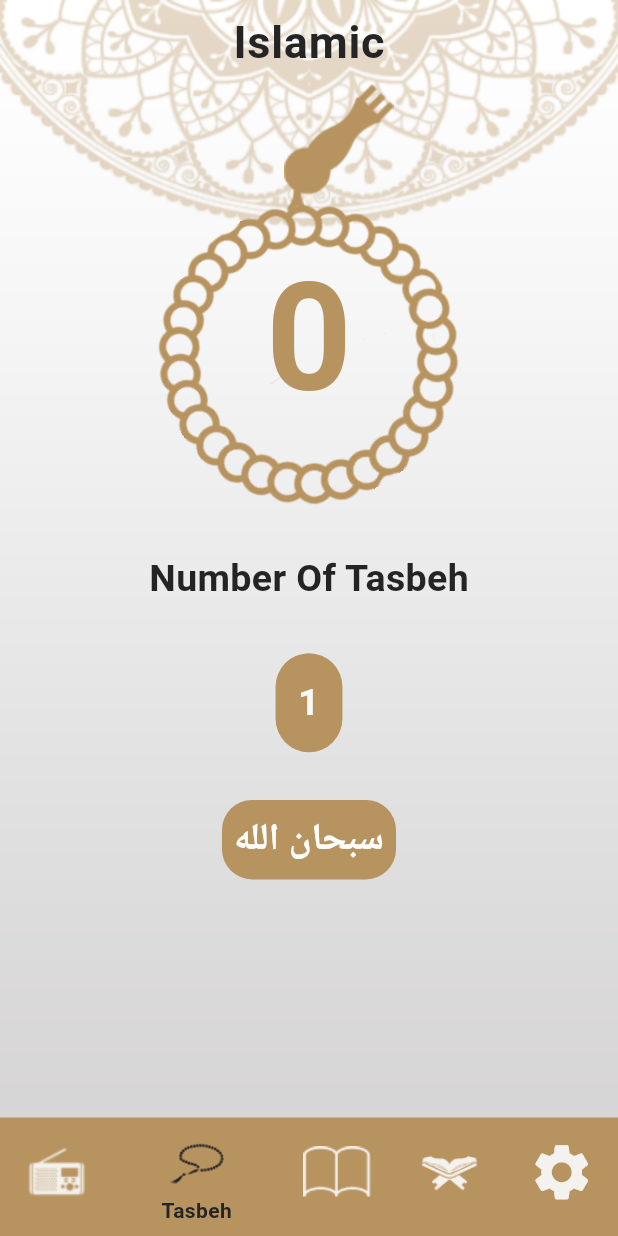
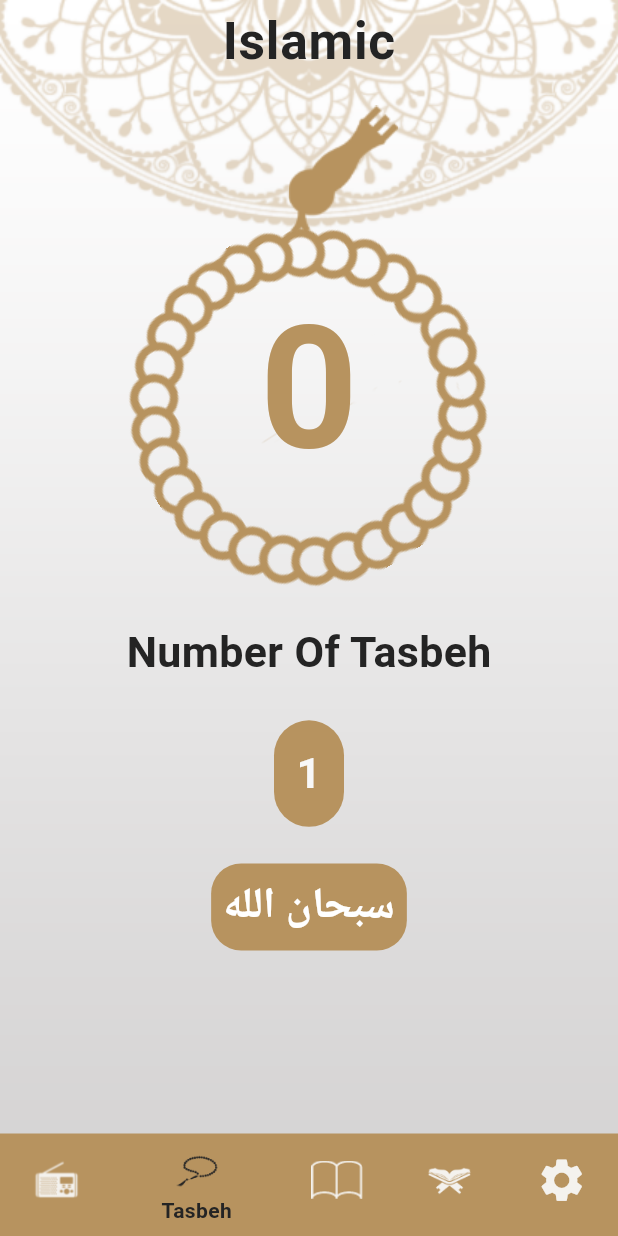
Before and after one commit to ahmedragab112/Islamic, a Flutter app: the screen it shows after launch, item 2 of the bottom bar chosen, on a phone screen of 412 x 824 dp. Run offline on Flutter 3.47's test engine with Material 2 defaults, Android fonts, the phone set to English and light mode, and no system bars; our stand-ins replace flutter_screenutil; generated files the repository leaves out were written again; Roboto replaces fonts that are missing (assets/fonts/ElMessiri-SemiBold.ttf).

Commit message:
make the app fully responsive and edting styling

```diff
--- a/lib/main.dart
+++ b/lib/main.dart
@@ -1,5 +1,6 @@
 import 'package:flutter/material.dart';
 import 'package:flutter_gen/gen_l10n/app_localizations.dart';
+import 'package:flutter_screenutil/flutter_screenutil.dart';
 import 'package:islamic_app/model/my_them_data.dart';
 import 'package:islamic_app/pages/ahadth_details.dart';
 import 'package:islamic_app/pages/quran_details.dart';
@@ -26,7 +27,8 @@ class MyApp extends StatelessWidget {
   @override
   Widget build(BuildContext context) {
     LanguageProvider provider = Provider.of<LanguageProvider>(context);
-    return MaterialApp(
+    return ScreenUtilInit(
+      builder: (context, child) => MaterialApp(
         locale: Locale(provider.languageCode),
         localizationsDelegates: AppLocalizations.localizationsDelegates,
         supportedLocales: AppLocalizations.supportedLocales,
@@ -40,6 +42,10 @@ class MyApp extends StatelessWidget {
         themeMode: provider.mode,
         theme: MyThemData.lightThem,
         darkTheme: MyThemData.darkThem,
+      ),
+      designSize: const Size(360, 690),
+      minTextAdapt: true,
+      splitScreenMode: true,
     );
   }
 }
--- a/lib/model/my_them_data.dart
+++ b/lib/model/my_them_data.dart
@@ -1,4 +1,5 @@
 import 'package:flutter/material.dart';
+import 'package:flutter_screenutil/flutter_screenutil.dart';
 
 class MyThemData {
   static const Color primryColor = Color(0xffB7935F);
@@ -29,29 +30,28 @@ class MyThemData {
         centerTitle: true,
         elevation: 0.0,
       ),
-      textTheme: const TextTheme(
+      textTheme: TextTheme(
         bodySmall: TextStyle(
           fontFamily: 'assets/fonts/ElMessiri-SemiBold.ttf',
           color: blackyColor,
-          fontSize: 20,
+          fontSize: 20.sp,
           fontWeight: FontWeight.w400,
         ),
         bodyMedium: TextStyle(
           fontFamily: 'assets/fonts/ElMessiri-SemiBold.ttf',
           color: whiteColor,
-          fontSize: 25,
+          fontSize: 25.sp,
           fontWeight: FontWeight.bold,
         ),
         bodyLarge: TextStyle(
           fontFamily: 'assets/fonts/ElMessiri-SemiBold.ttf',
           color: blackyColor,
-          fontSize: 30,
+          fontSize: 30.sp,
           fontWeight: FontWeight.bold,
         ),
       ),
       bottomNavigationBarTheme: const BottomNavigationBarThemeData(
         elevation: 0.0,
-        type: BottomNavigationBarType.shifting,
         selectedItemColor: blackyColor,
         unselectedItemColor: Color(0xffF4F2EE),
       ));
@@ -77,29 +77,28 @@ class MyThemData {
       centerTitle: true,
       elevation: 0.0,
     ),
-    textTheme: const TextTheme(
+    textTheme: TextTheme(
       bodySmall: TextStyle(
         fontFamily: 'assets/fonts/ElMessiri-SemiBold.ttf',
-        color: Color(0xffFACC1D),
-        fontSize: 20,
+        color: yellow,
+        fontSize: 20.sp,
         fontWeight: FontWeight.w400,
       ),
       bodyMedium: TextStyle(
         fontFamily: 'assets/fonts/ElMessiri-SemiBold.ttf',
         color: whiteColor,
-        fontSize: 25,
+        fontSize: 25.sp,
         fontWeight: FontWeight.bold,
       ),
       bodyLarge: TextStyle(
         fontFamily: 'assets/fonts/ElMessiri-SemiBold.ttf',
         color: Colors.white,
-        fontSize: 30,
+        fontSize: 30.sp,
         fontWeight: FontWeight.bold,
       ),
     ),
     bottomNavigationBarTheme: const BottomNavigationBarThemeData(
       elevation: 0.0,
-      type: BottomNavigationBarType.shifting,
       backgroundColor: darkPrimryColor,
       selectedItemColor: yellow,
       unselectedItemColor: Colors.white,
--- a/lib/pages/taps/ahadeth_page.dart
+++ b/lib/pages/taps/ahadeth_page.dart
@@ -1,5 +1,6 @@
 import 'package:flutter/material.dart';
 import 'package:flutter_gen/gen_l10n/app_localizations.dart';
+import 'package:flutter_screenutil/flutter_screenutil.dart';
 import 'package:islamic_app/model/my_them_data.dart';
 import 'package:islamic_app/pages/ahadth_details.dart';
 import 'package:islamic_app/providers/languae_provider.dart';
@@ -18,8 +19,8 @@ class AhadethPage extends StatelessWidget {
           SliverToBoxAdapter(
             child: Image.asset(
               'assets/images/ahadeth_image.png',
-              width: 300,
-              height: 200,
+              width: 300.w,
+              height: 200.h,
             ),
           ),
           SliverToBoxAdapter(
--- a/lib/pages/taps/sebha_page.dart
+++ b/lib/pages/taps/sebha_page.dart
@@ -1,5 +1,6 @@
 import 'package:flutter/material.dart';
 import 'package:flutter_gen/gen_l10n/app_localizations.dart';
+import 'package:flutter_screenutil/flutter_screenutil.dart';
 import 'package:islamic_app/providers/languae_provider.dart';
 import 'package:provider/provider.dart';
 
@@ -19,8 +20,8 @@ class SebhaPage extends StatelessWidget {
                 alignment: Alignment.center,
                 children: [
                   Container(
-                    padding: const EdgeInsets.only(top: 60),
-                    margin: const EdgeInsets.only(top: 20),
+                    padding: EdgeInsets.only(top: 60.h),
+                    margin: EdgeInsets.only(top: 20.h),
                     child: Transform.rotate(
                       angle: provider.angel,
                       child: Image.asset(
@@ -28,24 +29,24 @@ class SebhaPage extends StatelessWidget {
                             lightImage: 'assets/images/body_of_seb7a.png',
                             darkImage: 'assets/images/dark_body_of_seb7a.png'),
                         fit: BoxFit.fill,
-                        height: 200,
+                        height: 200.h,
                       ),
                     ),
                   ),
                   Padding(
-                    padding: const EdgeInsets.only(top: 60.0),
+                    padding: EdgeInsets.only(top: 60.0.h),
                     child: Text(
                       '${provider.oneHundred}',
                       style: Theme.of(context).textTheme.bodyLarge!.copyWith(
                             color: Theme.of(context).colorScheme.error,
-                            fontSize: 100,
+                            fontSize: 100.sp,
                           ),
                     ),
                   )
                 ],
               ),
               Padding(
-                padding: const EdgeInsets.only(left: 40, bottom: 16),
+                padding: EdgeInsets.only(left: 40.w, top: 12.h),
                 child: Image.asset(
                   provider.getBackGround(
                       lightImage: 'assets/images/head_of_seb7a.png',
--- a/lib/widgets/bottom_navigation_bar.dart
+++ b/lib/widgets/bottom_navigation_bar.dart
@@ -1,5 +1,6 @@
 import 'package:flutter/material.dart';
 import 'package:flutter_gen/gen_l10n/app_localizations.dart';
+import 'package:flutter_screenutil/flutter_screenutil.dart';
 import 'package:islamic_app/providers/languae_provider.dart';
 import 'package:provider/provider.dart';
 
@@ -27,7 +28,7 @@ class HomePage extends StatelessWidget {
           ),
           body: provider.pageList[provider.indexOfScreen],
           bottomNavigationBar: BottomNavigationBar(
-            iconSize: 45,
+            iconSize: 30.w,
             onTap: (value) => provider.onChangedTap(value),
             currentIndex: provider.indexOfScreen,
             items: [
--- a/lib/widgets/build_table_row.dart
+++ b/lib/widgets/build_table_row.dart
@@ -13,8 +13,10 @@ class BuildTableRow extends StatelessWidget {
               child: Text(
                 txt,
                 style: Theme.of(context).textTheme.bodyMedium!.copyWith(
-                    color: Theme.of(context).colorScheme.onSecondary,
-                    fontWeight: FontWeight.w600),
+                      color: Theme.of(context).colorScheme.onSecondary,
+                      fontWeight: FontWeight.w600,
+                    ),
+                textAlign: TextAlign.center,
               ),
             ),
           )
```
Also changed, not shown: lib/pages/ahadth_details.dart (+7 -5 lines), lib/pages/quran_details.dart (+8 -7 lines), lib/pages/taps/moshaf_page.dart (+22 -33 lines), lib/pages/taps/radio_page.dart (+6 -3 lines), lib/pages/taps/setting_page.dart (+9 -8 lines), lib/widgets/bottom_sheets/themeing_bottom_sheet.dart (+12 -12 lines). Lines whose indentation alone changed are shown as unchanged.
